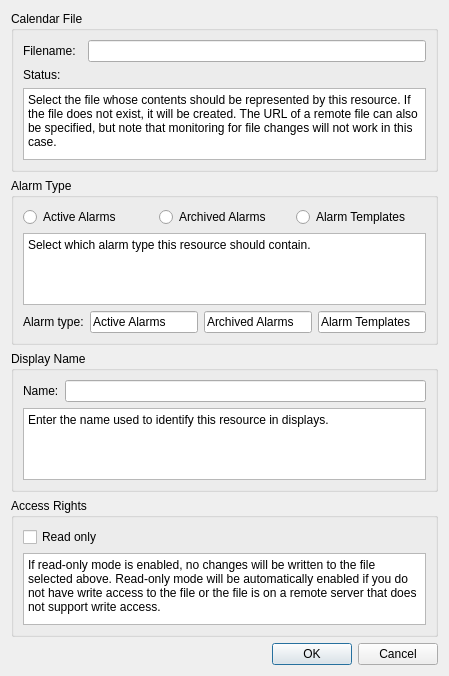
The window that src/resources/singlefileresourceconfigdialog.ui (KDE/kalarm) describes before a commit, drawn with Qt 5.
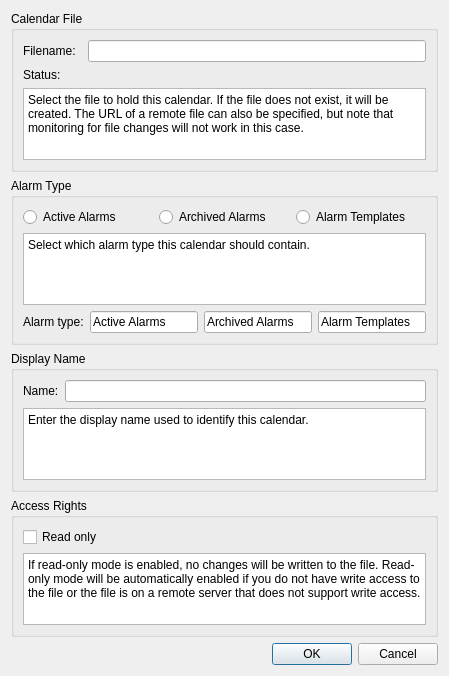
The same window after the commit. Custom widgets are drawn as their Qt base class.

Commit message: Consistently use "calendar" (not "resource") in user interface

```diff
--- a/src/resources/singlefileresourceconfigdialog.ui
+++ b/src/resources/singlefileresourceconfigdialog.ui
@@ -65,7 +65,7 @@
          <enum>QAbstractScrollArea::AdjustToContents</enum>
         </property>
         <property name="html">
-         <string>Select the file whose contents should be represented by this resource. If the file does not exist, it will be created. The URL of a remote file can also be specified, but note that monitoring for file changes will not work in this case.</string>
+         <string>Select the file to hold this calendar. If the file does not exist, it will be created. The URL of a remote file can also be specified, but note that monitoring for file changes will not work in this case.</string>
         </property>
        </widget>
       </item>
@@ -130,7 +130,7 @@
          <enum>QAbstractScrollArea::AdjustToContents</enum>
         </property>
         <property name="html">
-         <string>Select which alarm type this resource should contain.</string>
+         <string>Select which alarm type this calendar should contain.</string>
         </property>
        </widget>
       </item>
@@ -219,7 +219,7 @@
          <enum>QAbstractScrollArea::AdjustToContents</enum>
         </property>
         <property name="html">
-         <string>Enter the name used to identify this resource in displays.</string>
+         <string>Enter the display name used to identify this calendar.</string>
         </property>
        </widget>
       </item>
@@ -251,7 +251,7 @@
          <enum>QAbstractScrollArea::AdjustToContents</enum>
         </property>
         <property name="html">
-         <string>If read-only mode is enabled, no changes will be written to the file selected above. Read-only mode will be automatically enabled if you do not have write access to the file or the file is on a remote server that does not support write access.</string>
+         <string>If read-only mode is enabled, no changes will be written to the file. Read-only mode will be automatically enabled if you do not have write access to the file or the file is on a remote server that does not support write access.</string>
         </property>
        </widget>
       </item>
```
Left out of the diff: 2 changed lines with no effect on the pictures. The commit also changes 2 other files.
